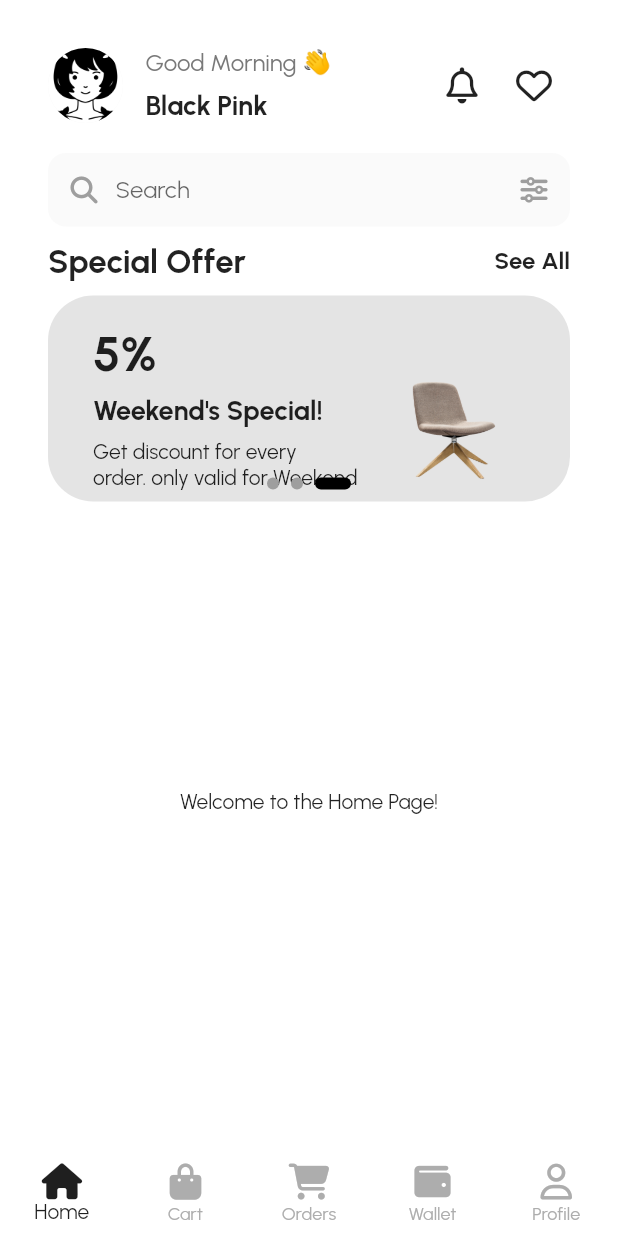
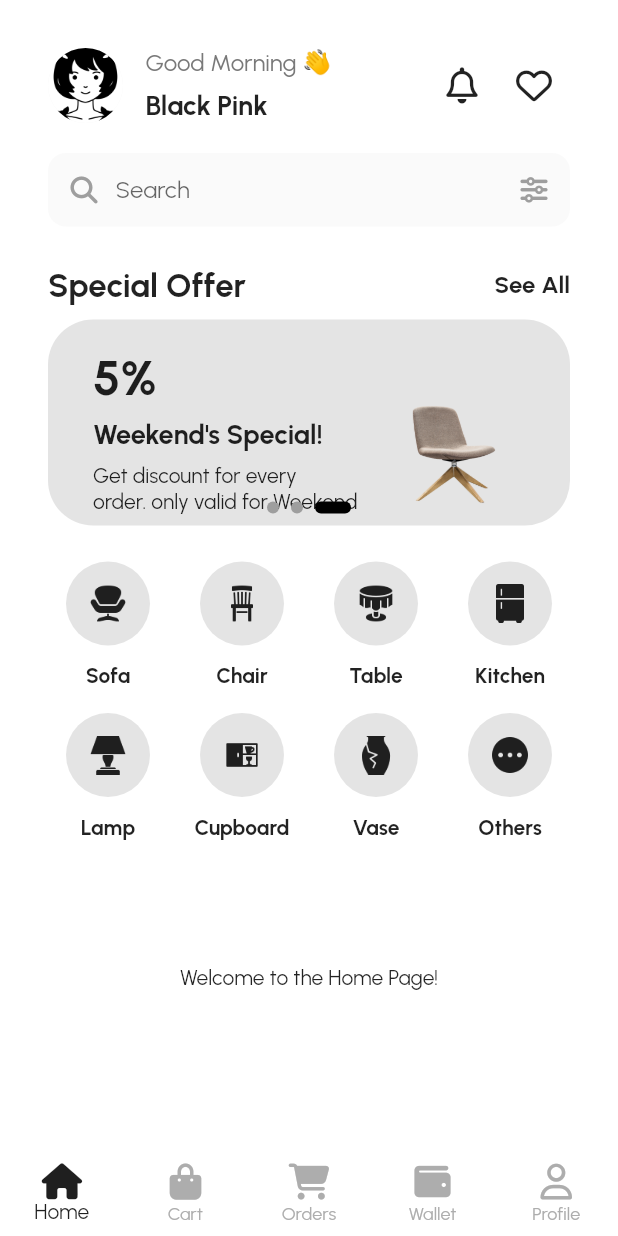
Before and after one commit to hoajb/flutter-ecommerce-furniture, a Flutter app: the screen it shows after launch, on a phone screen of 412 x 824 dp. Run offline on Flutter 3.47's test engine with Material 2 defaults, Android fonts, the phone set to English and light mode, and no system bars; our stand-ins replace font_awesome_flutter, shared_preferences; project files that could hold a hidden picture were left out.

Commit message:
added home menu

```diff
--- a/lib/config/theme/styles.dart
+++ b/lib/config/theme/styles.dart
@@ -27,6 +27,9 @@ abstract class Styles {
   static const Color transparent = Colors.transparent;
   static const Color iconGold = Color(0xffdba800);
   static const Color bottomBarSelectedColor = Color(0xff5e4989);
+
+  static const Color itemColorBgLight = Color(0xffe4e4e4);
+  static const Color itemColorBgDark = Color(0xff36383e);
 
   static const Color textFieldBackgroundLight = Color(0xfffafafa);
   static const Color textFieldBackgroundDark = Color(0xff202229);
--- a/lib/features/home/presentation/home_page.dart
+++ b/lib/features/home/presentation/home_page.dart
@@ -3,6 +3,7 @@ import 'package:font_awesome_flutter/font_awesome_flutter.dart';
 
 import '../../../core/wigets/header_profile.dart';
 import '../widgets/home_banners.dart';
+import '../widgets/home_grid_menu.dart';
 import '../widgets/home_search_bar.dart';
 import '../widgets/home_title_row.dart';
 
@@ -26,12 +27,21 @@ class _HomePageState extends State<HomePage> {
         HomeSearchBar(
           controller: _controllerSearch,
         ),
+        const SizedBox(height: 16),
         HomeTitleRow(
           title: 'Special Offer',
           actionText: 'See All',
           onActionPressed: () {},
         ),
         const HomeBanners(),
+        const SizedBox(height: 16),
+        HomeMenuGrid(onSelectedMenu: (selectedPos) {
+          ScaffoldMessenger.of(context).showSnackBar(
+            SnackBar(
+              content: Text('Action selected : ${selectedPos.title}'),
+            ),
+          );
+        }),
         const Expanded(child: Center(child: Text('Welcome to the Home Page!'))),
       ]),
     );
--- /dev/null
+++ b/lib/features/home/widgets/home_grid_menu.dart
@@ -0,0 +1,157 @@
+import 'package:flutter/material.dart';
+import 'package:flutter_ecommerce_furniture/core/ext/buildcontext_ext.dart';
+
+import '../../../config/theme/styles.dart';
+
+const _numberItemPerRow = 4;
+
+class HomeMenu {
+  final int id;
+  final String iconPathLight;
+  final String iconPathDark;
+  final String title;
+
+  HomeMenu({
+    required this.id,
+    required this.iconPathLight,
+    required this.iconPathDark,
+    required this.title,
+  });
+}
+
+final List<HomeMenu> _homeMenus = [
+  HomeMenu(
+      id: 0,
+      iconPathLight: 'assets/images/ic-wing-chair-100.png',
+      iconPathDark: 'assets/images/ic-wing-chair-100-white.png',
+      title: 'Sofa'),
+  HomeMenu(
+      id: 1,
+      iconPathLight: 'assets/images/ic-chair-100.png',
+      iconPathDark: 'assets/images/ic-chair-100-white.png',
+      title: 'Chair'),
+  HomeMenu(
+      id: 2,
+      iconPathLight: 'assets/images/ic-table-100.png',
+      iconPathDark: 'assets/images/ic-table-100-white.png',
+      title: 'Table'),
+  HomeMenu(
+      id: 3,
+      iconPathLight: 'assets/images/ic-fridge-100.png',
+      iconPathDark: 'assets/images/ic-fridge-100-white.png',
+      title: 'Kitchen'),
+  HomeMenu(
+      id: 4,
+      iconPathLight: 'assets/images/ic-lamp-100.png',
+      iconPathDark: 'assets/images/ic-lamp-100-white.png',
+      title: 'Lamp'),
+  HomeMenu(
+      id: 5,
+      iconPathLight: 'assets/images/ic-cupboard-100.png',
+      iconPathDark: 'assets/images/ic-cupboard-100-white.png',
+      title: 'Cupboard'),
+  HomeMenu(
+      id: 6,
+      iconPathLight: 'assets/images/ic-archeology-100.png',
+      iconPathDark: 'assets/images/ic-archeology-100-white.png',
+      title: 'Vase'),
+  HomeMenu(
+      id: 7,
+      iconPathLight: 'assets/images/ic-more-100.png',
+      iconPathDark: 'assets/images/ic-more-100-white.png',
+      title: 'Others'),
+];
+
+class HomeMenuGrid extends StatelessWidget {
+  final void Function(HomeMenu) onSelectedMenu;
+
+  const HomeMenuGrid({super.key, required this.onSelectedMenu});
+
+  @override
+  Widget build(BuildContext context) {
+    return Column(
+      children: [
+        Row(
+          mainAxisAlignment: MainAxisAlignment.spaceBetween,
+          children: [
+            for (var i = 0 * _numberItemPerRow; i < 1 * _numberItemPerRow; i++)
+              CircularMenuItem(
+                pos: i,
+                onSelectedMenu: onSelectedMenu,
+              )
+          ],
+        ),
+        Row(
+          mainAxisAlignment: MainAxisAlignment.spaceBetween,
+          children: [
+            for (var i = 1 * _numberItemPerRow; i < 2 * _numberItemPerRow; i++)
+              CircularMenuItem(
+                pos: i,
+                onSelectedMenu: onSelectedMenu,
+              )
+          ],
+        ),
+        Row(
+          mainAxisAlignment: MainAxisAlignment.spaceBetween,
+          children: [
+            for (var i = 2 * _numberItemPerRow; i < 3 * _numberItemPerRow; i++)
+              CircularMenuItem(
+                pos: i,
+                onSelectedMenu: onSelectedMenu,
+              )
+          ],
+        )
+      ],
+    );
+  }
+}
+
+class CircularMenuItem extends StatelessWidget {
+  final int pos;
+  final void Function(HomeMenu) onSelectedMenu;
+
+  const CircularMenuItem(
+      {super.key, required this.pos, required this.onSelectedMenu});
+
+  @override
+  Widget build(BuildContext context) {
+    if (pos > _homeMenus.length - 1) return const Spacer();
+    final isDark = context.isDarkModeEnabled;
+    return Column(
+      children: [
+        Padding(
+          padding: const EdgeInsets.all(8.0),
+          child: ElevatedButton(
+            onPressed: () {
+              onSelectedMenu.call(_homeMenus[pos]);
+            },
+            style: ElevatedButton.styleFrom(
+              elevation: 0,
+              shape: const CircleBorder(),
+              padding: const EdgeInsets.all(15),
+              backgroundColor:
+                  isDark ? Styles.itemColorBgDark : Styles.itemColorBgLight,
+              foregroundColor: Styles.grayColor,
+            ),
+            child: Image.asset(
+              isDark
+                  ? _homeMenus[pos].iconPathDark
+                  : _homeMenus[pos].iconPathLight,
+              width: 26,
+              height: 26,
+              color:
+                  isDark ? Styles.iconActivatedDark : Styles.iconActivatedLight,
+            ),
+          ),
+        ),
+        Padding(
+          padding: const EdgeInsets.fromLTRB(4, 4, 4, 8),
+          child: Text(
+            _homeMenus[pos].title,
+            style: const TextStyle(fontWeight: FontWeight.bold),
+          ),
+        )
+      ],
+    );
+  }
+}
```
Also changed, not shown: pubspec.yaml (+1 -12 lines), assets/images/ic-archeology-100-white.png (added), assets/images/ic-archeology-100.png (added), assets/images/ic-chair-100-white.png (added), assets/images/ic-chair-100.png (added), assets/images/ic-cupboard-100-white.png (added), assets/images/ic-cupboard-100.png (added), assets/images/ic-fridge-100-white.png (added), assets/images/ic-fridge-100.png (added), assets/images/ic-lamp-100-white.png (added), assets/images/ic-lamp-100.png (added), assets/images/ic-more-100-white.png (added), assets/images/ic-more-100.png (added), assets/images/ic-table-100-white.png (added), 3 more files.
